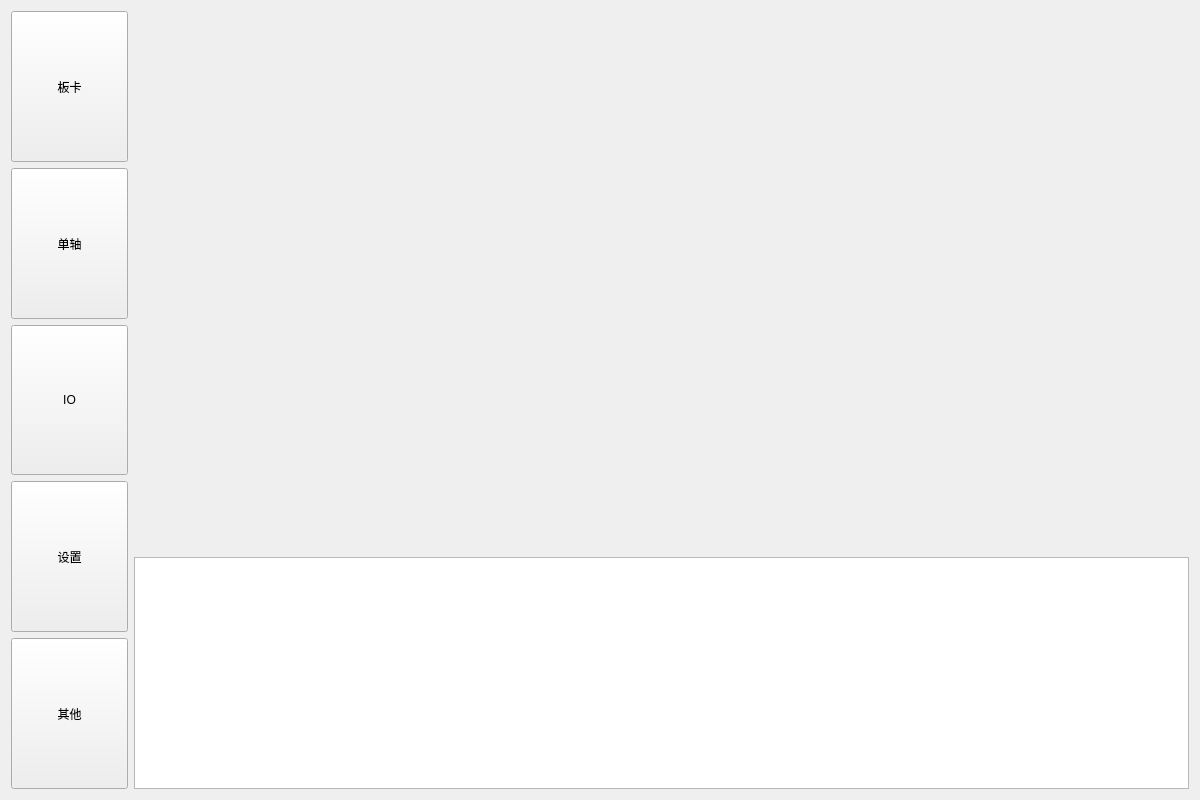
Old version of the form GTSSimpleController/Widget/GTSControllerWidget.ui in the repository whisper512/GTS.
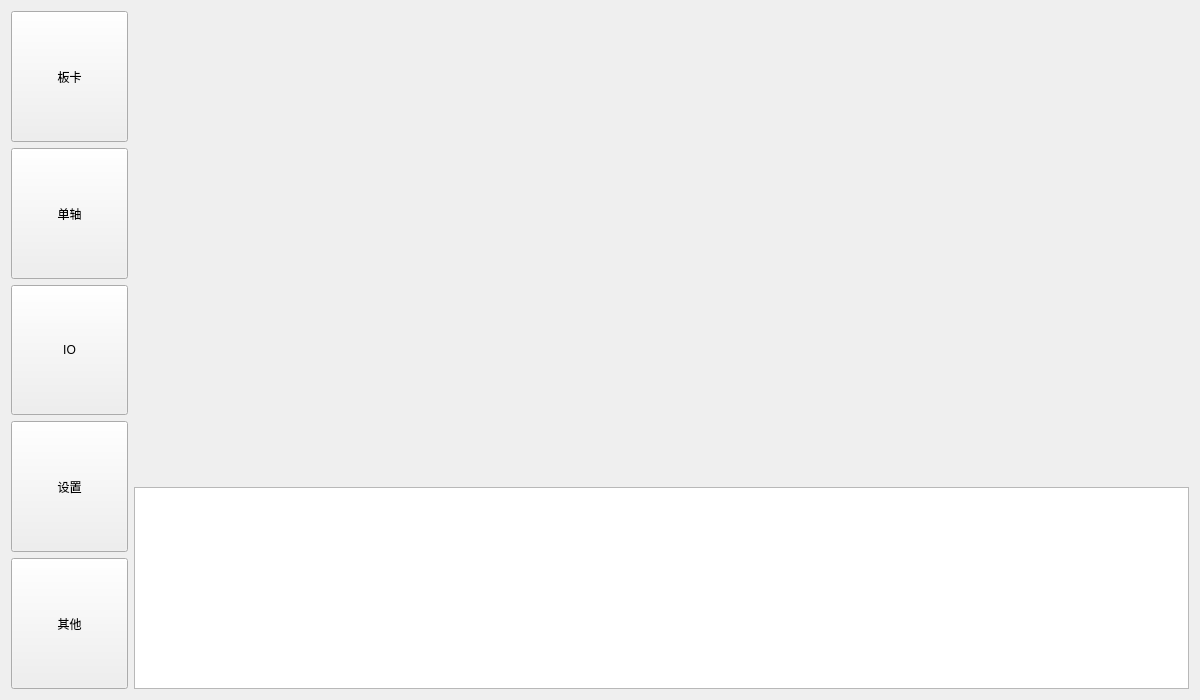
New version of the form.

Commit message: 调整界面

Diff of the .ui file:
```diff
--- a/GTSSimpleController/Widget/GTSControllerWidget.ui
+++ b/GTSSimpleController/Widget/GTSControllerWidget.ui
@@ -7,7 +7,7 @@
     <x>0</x>
     <y>0</y>
     <width>1200</width>
-    <height>800</height>
+    <height>700</height>
    </rect>
   </property>
   <property name="windowTitle">
```
The commit also changes 1 other file.
